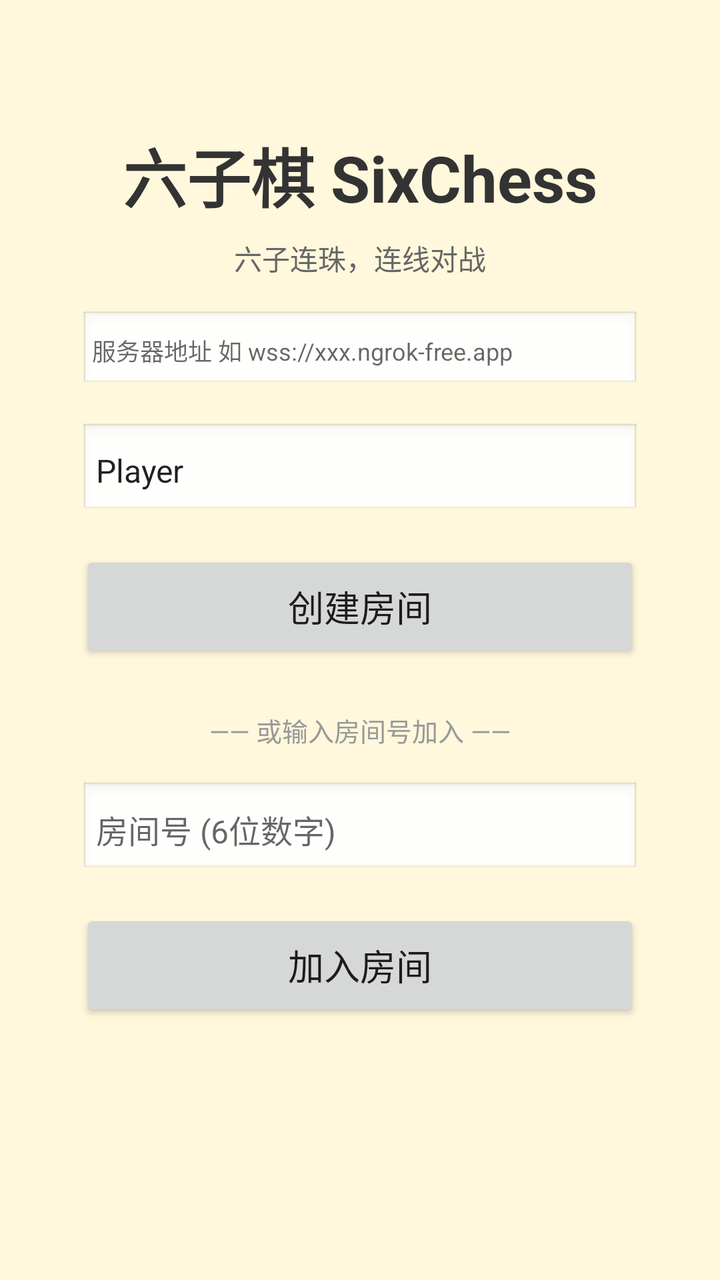
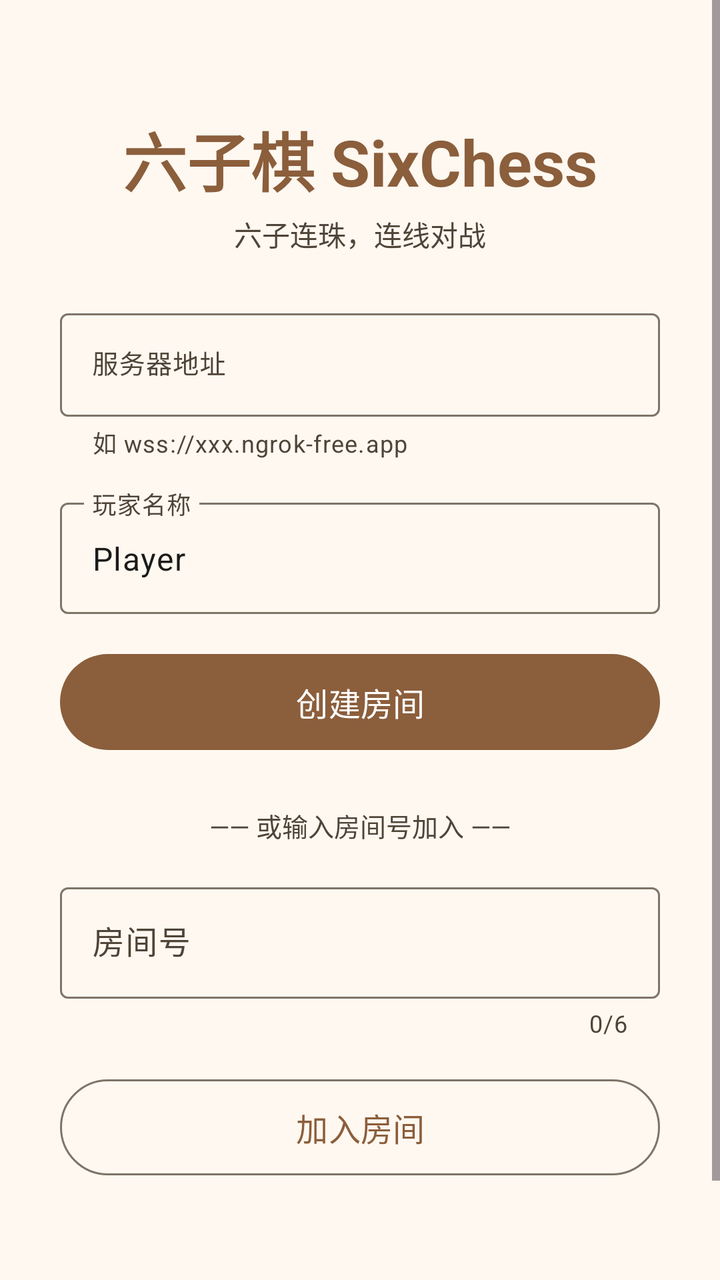

Compare the two renders of this Android layout. The source of the first and the diff that turns it into the second are given below.
<!-- AndroidManifest.xml: application theme Theme.SixChess -->
<!-- res/layout/activity_launcher.xml -->
<?xml version="1.0" encoding="utf-8"?>
<LinearLayout xmlns:android="http://schemas.android.com/apk/res/android"
    android:layout_width="match_parent"
    android:layout_height="match_parent"
    android:orientation="vertical"
    android:gravity="center_horizontal"
    android:padding="24dp"
    android:background="#FFF8DC">

    <TextView
        android:layout_width="wrap_content"
        android:layout_height="wrap_content"
        android:text="六子棋 SixChess"
        android:textSize="32sp"
        android:textStyle="bold"
        android:textColor="#333333"
        android:layout_marginTop="40dp"
        android:layout_marginBottom="8dp" />

    <TextView
        android:layout_width="wrap_content"
        android:layout_height="wrap_content"
        android:text="六子连珠，连线对战"
        android:textSize="14sp"
        android:textColor="#666666"
        android:layout_marginBottom="16dp" />

    
    <EditText
        android:id="@+id/et_server_url"
        android:layout_width="280dp"
        android:layout_height="40dp"
        android:hint="服务器地址 如 wss://xxx.ngrok-free.app"
        android:textSize="12sp"
        android:singleLine="true"
        android:padding="6dp"
        android:background="@android:drawable/edit_text"
        android:layout_marginBottom="16dp" />

    
    <EditText
        android:id="@+id/et_player_name"
        android:layout_width="280dp"
        android:layout_height="48dp"
        android:hint="玩家名称"
        android:text="Player"
        android:maxLength="12"
        android:textSize="16sp"
        android:padding="8dp"
        android:background="@android:drawable/edit_text"
        android:layout_marginBottom="16dp" />

    
    <Button
        android:id="@+id/btn_create"
        android:layout_width="280dp"
        android:layout_height="56dp"
        android:text="创建房间"
        android:textSize="18sp"
        android:layout_marginBottom="24dp" />

    
    <TextView
        android:layout_width="280dp"
        android:layout_height="wrap_content"
        android:text="—— 或输入房间号加入 ——"
        android:textSize="13sp"
        android:textColor="#999999"
        android:gravity="center"
        android:layout_marginBottom="16dp" />

    
    <EditText
        android:id="@+id/et_room_code"
        android:layout_width="280dp"
        android:layout_height="48dp"
        android:hint="房间号 (6位数字)"
        android:inputType="number"
        android:maxLength="6"
        android:textSize="16sp"
        android:padding="8dp"
        android:background="@android:drawable/edit_text"
        android:layout_marginBottom="16dp" />

    
    <Button
        android:id="@+id/btn_join"
        android:layout_width="280dp"
        android:layout_height="56dp"
        android:text="加入房间"
        android:textSize="18sp"
        android:layout_marginBottom="16dp" />

    
    <TextView
        android:id="@+id/tv_status"
        android:layout_width="wrap_content"
        android:layout_height="wrap_content"
        android:text=""
        android:textSize="14sp"
        android:textColor="#666666"
        android:layout_marginTop="8dp" />

    <TextView
        android:id="@+id/tv_room_code"
        android:layout_width="wrap_content"
        android:layout_height="wrap_content"
        android:text=""
        android:textSize="20sp"
        android:textStyle="bold"
        android:textColor="#CC0000"
        android:layout_marginTop="8dp" />

</LinearLayout>
<!-- resources referenced by this layout -->
<resources>
  <style name="Theme.SixChess" parent="Theme.AppCompat.Light.NoActionBar">
          <item name="colorPrimary">@color/primary</item>
          <item name="colorPrimaryDark">@color/primary_dark</item>
          <item name="colorAccent">@color/accent</item>
      </style>
  <color name="primary">#FF6200EE</color>
  <color name="primary_dark">#FF3700B3</color>
  <color name="accent">#FF03DAC5</color>
</resources>

<!-- the commit's change to res/layout/activity_launcher.xml (unified diff, before → after) -->
@@ -1,114 +1,144 @@
 <?xml version="1.0" encoding="utf-8"?>
-<LinearLayout xmlns:android="http://schemas.android.com/apk/res/android"
+<ScrollView xmlns:android="http://schemas.android.com/apk/res/android"
+    xmlns:app="http://schemas.android.com/apk/res-auto"
     android:layout_width="match_parent"
     android:layout_height="match_parent"
-    android:orientation="vertical"
-    android:gravity="center_horizontal"
-    android:padding="24dp"
-    android:background="#FFF8DC">
+    android:fillViewport="true"
+    android:background="?attr/colorSurface">
 
-    <TextView
-        android:layout_width="wrap_content"
+    <LinearLayout
+        android:layout_width="match_parent"
         android:layout_height="wrap_content"
-        android:text="六子棋 SixChess"
-        android:textSize="32sp"
-        android:textStyle="bold"
-        android:textColor="#333333"
-        android:layout_marginTop="40dp"
-        android:layout_marginBottom="8dp" />
+        android:orientation="vertical"
+        android:gravity="center_horizontal"
+        android:padding="24dp">
 
-    <TextView
-        android:layout_width="wrap_content"
-        android:layout_height="wrap_content"
-        android:text="六子连珠，连线对战"
-        android:textSize="14sp"
-        android:textColor="#666666"
-        android:layout_marginBottom="16dp" />
+        
+        <TextView
+            android:layout_width="wrap_content"
+            android:layout_height="wrap_content"
+            android:text="六子棋 SixChess"
+            android:textSize="32sp"
+            android:textStyle="bold"
+            android:textColor="?attr/colorPrimary"
+            android:layout_marginTop="32dp"
+            android:layout_marginBottom="4dp" />
 
-    
-    <EditText
-        android:id="@+id/et_server_url"
-        android:layout_width="280dp"
-        android:layout_height="40dp"
-        android:hint="服务器地址 如 wss://xxx.ngrok-free.app"
-        android:textSize="12sp"
-        android:singleLine="true"
-        android:padding="6dp"
-        android:background="@android:drawable/edit_text"
-        android:layout_marginBottom="16dp" />
+        <TextView
+            android:layout_width="wrap_content"
+            android:layout_height="wrap_content"
+            android:text="六子连珠，连线对战"
+            android:textSize="14sp"
+            android:textColor="?attr/colorOnSurfaceVariant"
+            android:layout_marginBottom="24dp" />
 
-    
-    <EditText
-        android:id="@+id/et_player_name"
-        android:layout_width="280dp"
-        android:layout_height="48dp"
-        android:hint="玩家名称"
-        android:text="Player"
-        android:maxLength="12"
-        android:textSize="16sp"
-        android:padding="8dp"
-        android:background="@android:drawable/edit_text"
-        android:layout_marginBottom="16dp" />
+        
+        <com.google.android.material.textfield.TextInputLayout
+            android:layout_width="300dp"
+            android:layout_height="wrap_content"
+            android:hint="服务器地址"
+            app:helperText="如 wss://xxx.ngrok-free.app"
+            app:helperTextEnabled="true"
+            android:layout_marginBottom="16dp"
+            style="@style/Widget.Material3.TextInputLayout.OutlinedBox">
 
-    
-    <Button
-        android:id="@+id/btn_create"
-        android:layout_width="280dp"
-        android:layout_height="56dp"
-        android:text="创建房间"
-        android:textSize="18sp"
-        android:layout_marginBottom="24dp" />
+            <com.google.android.material.textfield.TextInputEditText
+                android:id="@+id/et_server_url"
+                android:layout_width="match_parent"
+                android:layout_height="wrap_content"
+                android:inputType="textUri"
+                android:singleLine="true"
+                android:textSize="13sp" />
+        </com.google.android.material.textfield.TextInputLayout>
 
-    
-    <TextView
-        android:layout_width="280dp"
-        android:layout_height="wrap_content"
-        android:text="—— 或输入房间号加入 ——"
-        android:textSize="13sp"
-        android:textColor="#999999"
-        android:gravity="center"
-        android:layout_marginBottom="16dp" />
+        
+        <com.google.android.material.textfield.TextInputLayout
+            android:layout_width="300dp"
+            android:layout_height="wrap_content"
+            android:hint="玩家名称"
+            android:layout_marginBottom="16dp"
+            style="@style/Widget.Material3.TextInputLayout.OutlinedBox">
 
-    
-    <EditText
-        android:id="@+id/et_room_code"
-        android:layout_width="280dp"
-        android:layout_height="48dp"
-        android:hint="房间号 (6位数字)"
-        android:inputType="number"
-        android:maxLength="6"
-        android:textSize="16sp"
-        android:padding="8dp"
-        android:background="@android:drawable/edit_text"
-        android:layout_marginBottom="16dp" />
+            <com.google.android.material.textfield.TextInputEditText
+                android:id="@+id/et_player_name"
+                android:layout_width="match_parent"
+                android:layout_height="wrap_content"
+                android:text="Player"
+                android:maxLength="12"
+                android:singleLine="true" />
+        </com.google.android.material.textfield.TextInputLayout>
 
-    
-    <Button
-        android:id="@+id/btn_join"
-        android:layout_width="280dp"
-        android:layout_height="56dp"
-        android:text="加入房间"
-        android:textSize="18sp"
-        android:layout_marginBottom="16dp" />
+        
+        <com.google.android.material.button.MaterialButton
+            android:id="@+id/btn_create"
+            style="@style/Widget.Material3.Button"
+            android:layout_width="300dp"
+            android:layout_height="56dp"
+            android:text="创建房间"
+            android:textSize="16sp"
+            app:cornerRadius="28dp"
+            android:layout_marginBottom="24dp" />
 
-    
-    <TextView
-        android:id="@+id/tv_status"
-        android:layout_width="wrap_content"
-        android:layout_height="wrap_content"
-        android:text=""
-        android:textSize="14sp"
-        android:textColor="#666666"
-        android:layout_marginTop="8dp" />
+        
+        <TextView
+            android:layout_width="300dp"
+            android:layout_height="wrap_content"
+            android:text="—— 或输入房间号加入 ——"
+            android:textSize="13sp"
+            android:textColor="?attr/colorOnSurfaceVariant"
+            android:gravity="center"
+            android:layout_marginBottom="16dp" />
 
-    <TextView
-        android:id="@+id/tv_room_code"
-        android:layout_width="wrap_content"
-        android:layout_height="wrap_content"
-        android:text=""
-        android:textSize="20sp"
-        android:textStyle="bold"
-        android:textColor="#CC0000"
-        android:layout_marginTop="8dp" />
+        
+        <com.google.android.material.textfield.TextInputLayout
+            android:layout_width="300dp"
+            android:layout_height="wrap_content"
+            android:hint="房间号"
+            app:counterEnabled="true"
+            app:counterMaxLength="6"
+            android:layout_marginBottom="16dp"
+            style="@style/Widget.Material3.TextInputLayout.OutlinedBox">
 
-</LinearLayout>
+            <com.google.android.material.textfield.TextInputEditText
+                android:id="@+id/et_room_code"
+                android:layout_width="match_parent"
+                android:layout_height="wrap_content"
+                android:inputType="number"
+                android:maxLength="6"
+                android:singleLine="true" />
+        </com.google.android.material.textfield.TextInputLayout>
+
+        
+        <com.google.android.material.button.MaterialButton
+            android:id="@+id/btn_join"
+            style="@style/Widget.Material3.Button.OutlinedButton"
+            android:layout_width="300dp"
+            android:layout_height="56dp"
+            android:text="加入房间"
+            android:textSize="16sp"
+            app:cornerRadius="28dp"
+            android:layout_marginBottom="16dp" />
+
+        
+        <TextView
+            android:id="@+id/tv_status"
+            android:layout_width="wrap_content"
+            android:layout_height="wrap_content"
+            android:text=""
+            android:textSize="14sp"
+            android:textColor="?attr/colorOnSurfaceVariant"
+            android:layout_marginTop="8dp" />
+
+        
+        <TextView
+            android:id="@+id/tv_room_code"
+            android:layout_width="wrap_content"
+            android:layout_height="wrap_content"
+            android:text=""
+            android:textSize="20sp"
+            android:textStyle="bold"
+            android:textColor="?attr/colorPrimary"
+            android:layout_marginTop="8dp" />
+
+    </LinearLayout>
+</ScrollView>
<!-- resource entries referenced after the edit -->
@@ -1,12 +1,42 @@
 <!-- resources referenced by this layout -->
 <resources>
-  <style name="Theme.SixChess" parent="Theme.AppCompat.Light.NoActionBar">
+  <style name="Theme.SixChess" parent="Theme.Material3.Light.NoActionBar">
           <item name="colorPrimary">@color/primary</item>
-          <item name="colorPrimaryDark">@color/primary_dark</item>
-          <item name="colorAccent">@color/accent</item>
+          <item name="colorOnPrimary">@color/on_primary</item>
+          <item name="colorPrimaryContainer">@color/primary_container</item>
+          <item name="colorOnPrimaryContainer">@color/on_primary_container</item>
+          <item name="colorSecondary">@color/secondary</item>
+          <item name="colorOnSecondary">@color/on_secondary</item>
+          <item name="colorSecondaryContainer">@color/secondary_container</item>
+          <item name="colorOnSecondaryContainer">@color/on_secondary_container</item>
+          <item name="colorTertiary">@color/tertiary</item>
+          <item name="colorOnTertiary">@color/on_tertiary</item>
+          <item name="colorError">@color/error</item>
+          <item name="colorOnError">@color/on_error</item>
+          <item name="colorSurface">@color/surface</item>
+          <item name="colorOnSurface">@color/on_surface</item>
+          <item name="colorSurfaceVariant">@color/surface_variant</item>
+          <item name="colorOnSurfaceVariant">@color/on_surface_variant</item>
+          <item name="colorOutline">@color/outline</item>
+          <item name="colorOutlineVariant">@color/outline_variant</item>
       </style>
-  <color name="primary">#FF6200EE</color>
-  <color name="primary_dark">#FF3700B3</color>
-  <color name="accent">#FF03DAC5</color>
+  <color name="primary">#8B5E3C</color>
+  <color name="on_primary">#FFFFFF</color>
+  <color name="primary_container">#F5DEC0</color>
+  <color name="on_primary_container">#3E2B1A</color>
+  <color name="secondary">#D4A574</color>
+  <color name="on_secondary">#FFFFFF</color>
+  <color name="secondary_container">#FFF0DC</color>
+  <color name="on_secondary_container">#4A3522</color>
+  <color name="tertiary">#2E7D32</color>
+  <color name="on_tertiary">#FFFFFF</color>
+  <color name="error">#D32F2F</color>
+  <color name="on_error">#FFFFFF</color>
+  <color name="surface">#FFF8F0</color>
+  <color name="on_surface">#1C1B1A</color>
+  <color name="surface_variant">#F0E4D6</color>
+  <color name="on_surface_variant">#4E4438</color>
+  <color name="outline">#7E7468</color>
+  <color name="outline_variant">#D0C4B4</color>
 </resources>
 
